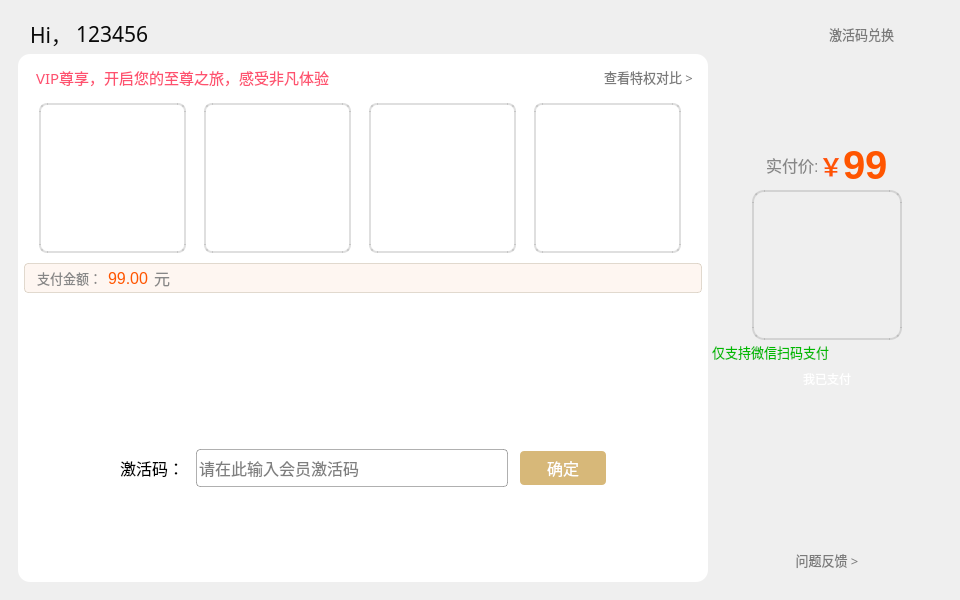
This is Ui_Activities.ui in YangShengzhou03/LeafAuto as Qt 5 draws it before an edit. The edited form follows.
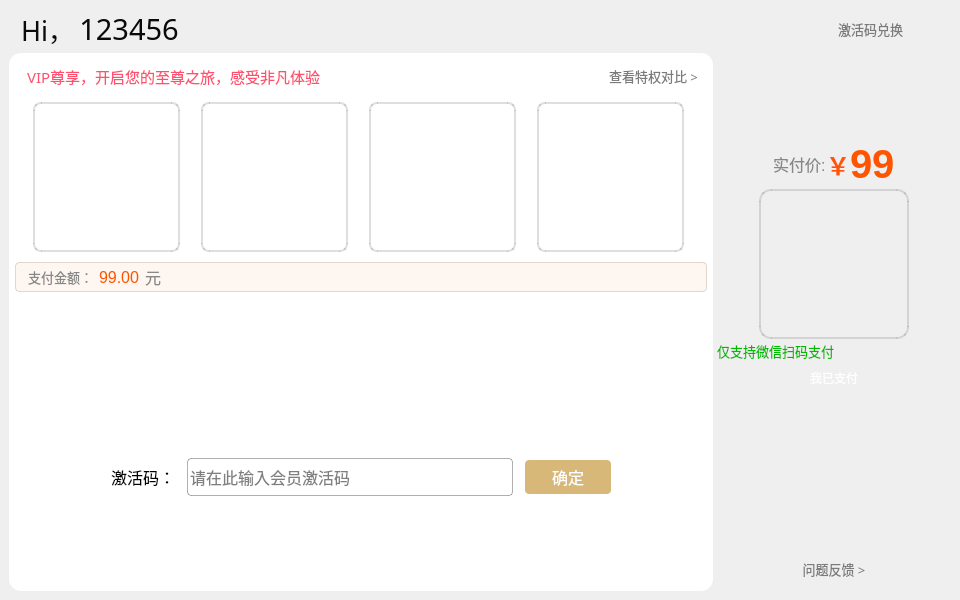
This is the edited form. Icons and pictures are not drawn.

```diff
--- a/Ui_Activities.ui
+++ b/Ui_Activities.ui
@@ -31,10 +31,19 @@
   <widget class="QWidget" name="centralwidget">
    <layout class="QVBoxLayout" name="verticalLayout">
     <property name="spacing">
-     <number>9</number>
+     <number>0</number>
+    </property>
+    <property name="leftMargin">
+     <number>0</number>
+    </property>
+    <property name="topMargin">
+     <number>0</number>
     </property>
     <property name="rightMargin">
-     <number>9</number>
+     <number>0</number>
+    </property>
+    <property name="bottomMargin">
+     <number>0</number>
     </property>
     <item>
      <widget class="QFrame" name="frame_Main">
@@ -79,7 +88,7 @@
            <property name="font">
             <font>
              <family>微软雅黑 Light</family>
-             <pointsize>16</pointsize>
+             <pointsize>20</pointsize>
             </font>
            </property>
            <property name="styleSheet">
@@ -99,7 +108,7 @@
            <property name="font">
             <font>
              <family>微软雅黑 Light</family>
-             <pointsize>16</pointsize>
+             <pointsize>22</pointsize>
              <bold>false</bold>
             </font>
            </property>
@@ -247,7 +256,7 @@
              <number>6</number>
             </property>
             <property name="bottomMargin">
-             <number>6</number>
+             <number>0</number>
             </property>
             <item>
              <layout class="QHBoxLayout" name="horizontalLayout_3">
@@ -714,7 +723,7 @@
             <item>
              <layout class="QVBoxLayout" name="verticalLayout_4" stretch="1,0">
               <property name="spacing">
-               <number>2</number>
+               <number>8</number>
               </property>
               <property name="leftMargin">
                <number>0</number>
@@ -749,16 +758,21 @@
                     <widget class="QWidget" name="widget_head" native="true">
                      <property name="minimumSize">
                       <size>
-                       <width>650</width>
+                       <width>680</width>
                        <height>100</height>
                       </size>
                      </property>
                      <property name="maximumSize">
                       <size>
-                       <width>650</width>
+                       <width>680</width>
                        <height>16777215</height>
                       </size>
                      </property>
+                     <property name="font">
+                      <font>
+                       <pointsize>8</pointsize>
+                      </font>
+                     </property>
                      <property name="styleSheet">
                       <string notr="true">QWidget {
 border-radius: 0px;
```
Left out of the diff: 1 changed line with no effect on the pictures.
